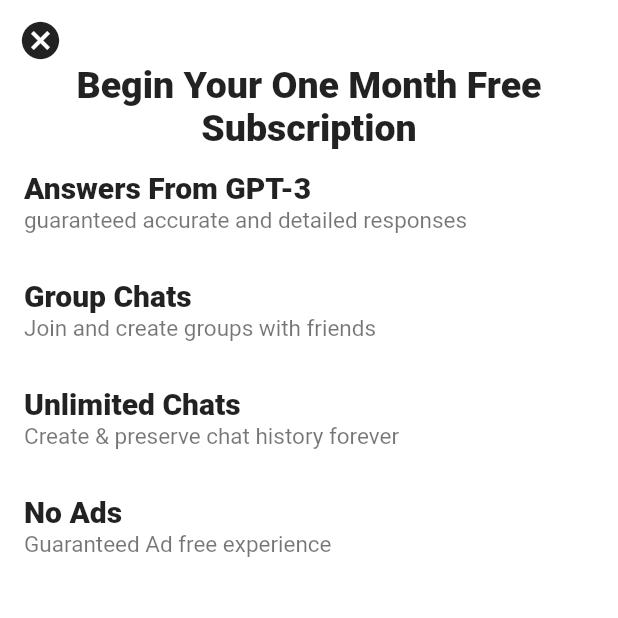
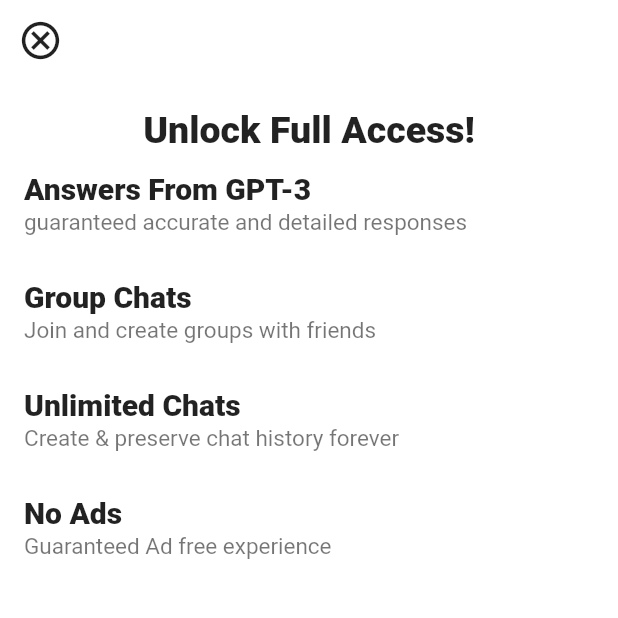
Before and after one commit to chatbuddyAI/chatbuddy-mobile, a Flutter app: the SubscriptionPage screen opened by its route, on a phone screen of 412 x 824 dp, the top half of it. Run offline on Flutter 3.47's test engine with Material 2 defaults, Android fonts, the phone set to English and light mode, and no system bars; our stand-ins replace chat_bubbles, flutter_credit_card, flutter_slidable, flutter_spinkit, grouped_list, shared_preferences and 1 more; missing offline and left inert: random_avatar, restart_app, webview_flutter_android, webview_flutter_wkwebview; accounts and stored records are empty.

Commit message:
checked hasUserUsedFreeTrial

```diff
--- a/lib/features/subscription/pages/subscription_page.dart
+++ b/lib/features/subscription/pages/subscription_page.dart
@@ -1,11 +1,9 @@
 import 'package:chat_buddy/common/utils/app_utility.dart';
 import 'package:chat_buddy/exceptions/http_exception.dart';
-import 'package:chat_buddy/features/settings/pages/settings_page.dart';
 import 'package:chat_buddy/features/subscription/widgets/subscription_plan.dart';
+import 'package:chat_buddy/providers/auth_provider.dart';
 import 'package:chat_buddy/providers/subscription_provider.dart';
 import 'package:flutter/material.dart';
-import 'package:flutter/src/widgets/framework.dart';
-import 'package:flutter/src/widgets/placeholder.dart';
 import 'package:provider/provider.dart';
 
 class SubscriptionPage extends StatelessWidget {
@@ -28,7 +26,11 @@ class SubscriptionPage extends StatelessWidget {
 
   @override
   Widget build(BuildContext context) {
-    return Scaffold(
+    return WillPopScope(
+      onWillPop: () async {
+        return await false;
+      },
+      child: Scaffold(
         body: SafeArea(
           child: Column(
             children: [
@@ -40,14 +42,24 @@ class SubscriptionPage extends StatelessWidget {
                   padding: const EdgeInsets.only(left: 12, top: 12),
                   child: const SizedBox(
                     height: 30,
-                  child: FittedBox(child: Icon(Icons.cancel_sharp)),
+                    child: FittedBox(child: Icon(Icons.cancel_outlined)),
                   ),
                 ),
               ),
-            // const SizedBox(height: 30),
+              const SizedBox(height: 30),
               Column(
-              children: const [
-                Text(
+                children: [
+                  Consumer<AuthProvider>(
+                    builder: (_, authUser, __) => authUser.hasUsedFreeTrial!
+                        ? const Text(
+                            'Unlock Full Access!',
+                            textAlign: TextAlign.center,
+                            style: TextStyle(
+                              fontSize: 25,
+                              fontWeight: FontWeight.w900,
+                            ),
+                          )
+                        : const Text(
                             'Begin Your One Month Free Subscription',
                             textAlign: TextAlign.center,
                             style: TextStyle(
@@ -55,21 +67,24 @@ class SubscriptionPage extends StatelessWidget {
                               fontWeight: FontWeight.w900,
                             ),
                           ),
+                  ),
                   // SizedBox(height: 30),
-                ListTile(
+                  const ListTile(
                     title: Text(
                       'Answers From GPT-3',
-                    style: TextStyle(fontSize: 20, fontWeight: FontWeight.w900),
+                      style:
+                          TextStyle(fontSize: 20, fontWeight: FontWeight.w900),
                     ),
                     subtitle: Text(
                       'guaranteed accurate and detailed responses',
                       style: TextStyle(fontSize: 15),
                     ),
                   ),
-                ListTile(
+                  const ListTile(
                     title: Text(
                       'Group Chats',
-                    style: TextStyle(fontSize: 20, fontWeight: FontWeight.w900),
+                      style:
+                          TextStyle(fontSize: 20, fontWeight: FontWeight.w900),
                     ),
                     subtitle: Text(
                       'Join and create groups with friends',
@@ -78,10 +93,11 @@ class SubscriptionPage extends StatelessWidget {
                       ),
                     ),
                   ),
-                ListTile(
+                  const ListTile(
                     title: Text(
                       'Unlimited Chats',
-                    style: TextStyle(fontSize: 20, fontWeight: FontWeight.w900),
+                      style:
+                          TextStyle(fontSize: 20, fontWeight: FontWeight.w900),
                     ),
                     subtitle: Text(
                       'Create & preserve chat history forever',
@@ -90,10 +106,11 @@ class SubscriptionPage extends StatelessWidget {
                       ),
                     ),
                   ),
-                ListTile(
+                  const ListTile(
                     title: Text(
                       'No Ads',
-                    style: TextStyle(fontSize: 20, fontWeight: FontWeight.w900),
+                      style:
+                          TextStyle(fontSize: 20, fontWeight: FontWeight.w900),
                     ),
                     subtitle: Text(
                       'Guaranteed Ad free experience',
@@ -142,6 +159,7 @@ class SubscriptionPage extends StatelessWidget {
             ],
           ),
         ),
+      ),
     );
   }
 }
```
Also changed, not shown: lib/providers/auth_provider.dart (+7 -6 lines). Lines whose indentation alone changed are shown as unchanged.
